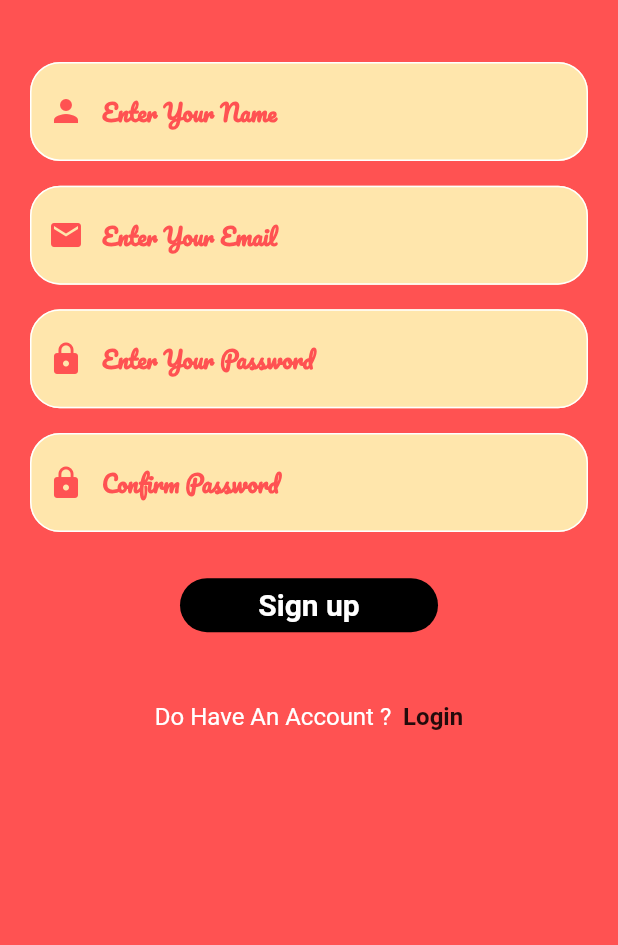
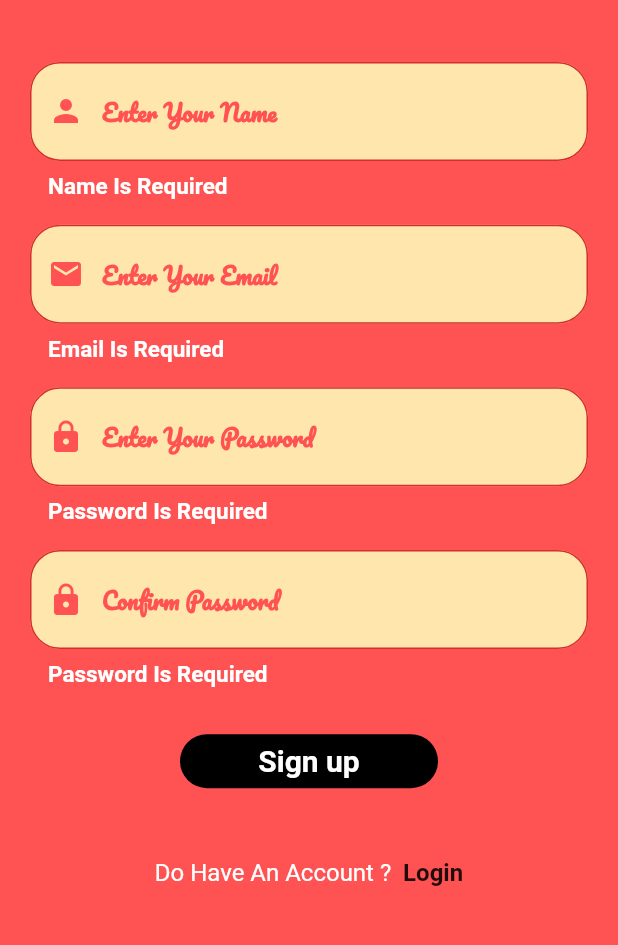
Before and after one commit to Shaaams/Store-it, a Flutter app: the SignUpScreen screen opened by its route, after a tap on "Sign up", on a phone screen of 412 x 824 dp, the part 285-1230 px from its top. Run offline on Flutter 3.47's test engine with Material 2 defaults, Android fonts, the phone set to English and light mode, and no system bars.

Commit message:
ADD custom validate && enhancement customfield

```diff
--- a/lib/SharedWidgets/custom_textfield.dart
+++ b/lib/SharedWidgets/custom_textfield.dart
@@ -1,20 +1,46 @@
 import 'package:flutter/material.dart';
 
-import '../constants.dart';
+import 'package:storeit/constants.dart';
+
 class CustomField extends StatelessWidget {
   final String hint;
   final IconData icon;
+  final Function customValidate;
+  final bool autoValidate;
+  final bool enabled;
+  final bool isPassword;
+  final bool isEmail;
+  final TextEditingController controller;
 
-  CustomField({@required this.hint, @required this.icon});
+  CustomField(
+      {@required this.hint,
+      @required this.icon,
+      this.customValidate,
+      this.autoValidate = false,
+      this.enabled = true,
+      this.controller,
+      this.isEmail = false,
+      this.isPassword = false});
 
   @override
   Widget build(BuildContext context) {
     return Padding(
       padding: const EdgeInsets.symmetric(horizontal: 20),
-      child: TextField(
+      child: TextFormField(
+        controller: controller,
+        obscureText: isPassword ? true : false,
+        enabled: enabled,
+        keyboardType: isEmail ? TextInputType.emailAddress : TextInputType.text,
+        autovalidate: this.autoValidate,
+        validator: this.customValidate,
         cursorColor: SMainColor,
         decoration: InputDecoration(
           hintText: hint,
+          errorStyle: TextStyle(
+              color: Colors.white,
+              fontSize: 15,
+              fontWeight: FontWeight.bold
+          ),
           hintStyle: TextStyle(
             fontSize: 15,
             color: SMainColor,
@@ -24,7 +50,6 @@ class CustomField extends StatelessWidget {
           prefixIcon: Icon(
             icon,
             color: SMainColor,
-
           ),
           fillColor: STextField,
           filled: true,
@@ -40,6 +65,12 @@ class CustomField extends StatelessWidget {
               color: Colors.white,
             ),
           ),
+          border: OutlineInputBorder(
+            borderRadius: BorderRadius.circular(20.0),
+            borderSide: BorderSide(
+              color: Colors.white,
+            ),
+          ),
         ),
       ),
     );
--- /dev/null
+++ b/lib/SharedWidgets/custom_validate.dart
@@ -0,0 +1,40 @@
+//Validate Of Email
+String emailValidate(String value){
+
+  Pattern pattern = r'^(([^<>()[\]\\.,;:\s@\"]+(\.[^<>()[\]\\.,;:\s@\"]+)*)|(\".+\"))@((\[[0-9]{1,3}\.[0-9]{1,3}\.[0-9]{1,3}\.[0-9]{1,3}\])|(([a-zA-Z\-0-9]+\.)+[a-zA-Z]{2,}))$';
+  RegExp regex = new RegExp(pattern);
+  if(value.isEmpty)
+    {
+      return 'Email Is Required';
+    }else if(!regex.hasMatch(value)){
+      return 'Enter Valid Email';
+  }
+  return null;
+}
+
+//Validate Of Name
+String nameValidate(String value) {
+
+  String pattern = r'^[a-z A-Z,.\-]+$';
+  RegExp regExp = new RegExp(pattern);
+  if (value.length == 0 || value.isEmpty) {
+    return 'Name Is Required';
+  } else if (!regExp.hasMatch(value)) {
+    return 'Please enter valid name';
+  }
+  return null;
+}
+
+//Validate Of Password
+String passwordValidate(String value){
+
+  Pattern pattern = r'^(?:(?=.[a-z])(?:(?=.[A-Z])(?=.[\d\W])|(?=.\W)(?=.\d))|(?=.\W)(?=.[A-Z])(?=.\d)).{8,32}$';
+  RegExp regex = new RegExp(pattern);
+
+  if (value.length < 8 || value.isEmpty) {
+    return 'Password Is Required';
+  }else if (!regex.hasMatch(value)) {
+    return 'Please enter valid password';
+  }
+  return null;
+}
--- a/lib/screens/login_screen.dart
+++ b/lib/screens/login_screen.dart
@@ -1,22 +1,27 @@
 import 'package:flutter/material.dart';
 import 'package:storeit/SharedWidgets/custom_logo.dart';
 import 'package:storeit/SharedWidgets/custom_textfield.dart';
+import 'package:storeit/SharedWidgets/custom_validate.dart';
 import 'package:storeit/constants.dart';
 import 'package:storeit/screens/signup_screen.dart';
 
-class LoginScreen extends StatefulWidget {
+class LoginScreen extends StatelessWidget {
   static String id ='LoginScreen';
-  @override
-  _LoginScreenState createState() => _LoginScreenState();
-}
+  final GlobalKey<FormState> _formKey = GlobalKey<FormState>();
+  final bool autoValidate =false ;
+  final bool enabled = true;
 
-class _LoginScreenState extends State<LoginScreen> {
+
+
   @override
   Widget build(BuildContext context) {
     double height = MediaQuery.of(context).size.height;
+
     return Scaffold(
       backgroundColor: SMainColor,
-      body: ListView(
+      body: Form(
+        key: _formKey,
+        child: ListView(
           children: <Widget>[
             CustomLogo(
               title: 'Store it',
@@ -29,15 +34,23 @@ class _LoginScreenState extends State<LoginScreen> {
               height: height * 0.1,
             ),
             CustomField(
+              enabled: enabled,
+              autoValidate: autoValidate,
               hint: 'Enter Your Email',
+              isEmail: true,
               icon: Icons.email,
+              customValidate: emailValidate,
             ),
             SizedBox(
               height: height * 0.02,
             ),
             CustomField(
+              enabled: enabled,
+              autoValidate: autoValidate,
               hint: 'Enter Your Password',
+              isPassword: true,
               icon: Icons.lock,
+              customValidate: passwordValidate,
             ),
             SizedBox(
               height: height * 0.03,
@@ -58,7 +71,7 @@ class _LoginScreenState extends State<LoginScreen> {
                   ),
                 ),
                 onPressed: (){
-
+                  _formKey.currentState.validate();
                 },
               ),
             ),
@@ -91,6 +104,7 @@ class _LoginScreenState extends State<LoginScreen> {
             ),
           ],
         ),
+      ),
     );
   }
 }
--- a/lib/screens/signup_screen.dart
+++ b/lib/screens/signup_screen.dart
@@ -1,18 +1,22 @@
 import 'package:flutter/material.dart';
 import 'package:storeit/SharedWidgets/custom_logo.dart';
 import 'package:storeit/SharedWidgets/custom_textfield.dart';
+import 'package:storeit/SharedWidgets/custom_validate.dart';
 import 'package:storeit/screens/login_screen.dart';
 
 import '../constants.dart';
 
 class SignUpScreen extends StatelessWidget {
   static String id='SignUpScreen';
+  final GlobalKey<FormState> _formKey = GlobalKey<FormState>();
   @override
   Widget build(BuildContext context) {
     double height = MediaQuery.of(context).size.height;
     return Scaffold(
       backgroundColor: SMainColor,
-      body: ListView(
+      body: Form(
+        key: _formKey,
+        child: ListView(
           children: <Widget>[
             CustomLogo(
               title: 'Store it',
@@ -27,6 +31,7 @@ class SignUpScreen extends StatelessWidget {
             CustomField(
               hint: 'Enter Your Name',
               icon: Icons.person,
+              customValidate: nameValidate,
             ),
             SizedBox(
               height: height * 0.02,
@@ -34,6 +39,8 @@ class SignUpScreen extends StatelessWidget {
             CustomField(
               hint: 'Enter Your Email',
               icon: Icons.email,
+              isEmail: true,
+              customValidate: emailValidate,
             ),
             SizedBox(
               height: height * 0.02,
@@ -41,6 +48,8 @@ class SignUpScreen extends StatelessWidget {
             CustomField(
               hint: 'Enter Your Password',
               icon: Icons.lock,
+              isPassword: true,
+              customValidate: passwordValidate,
             ),
             SizedBox(
               height: height * 0.02,
@@ -48,6 +57,8 @@ class SignUpScreen extends StatelessWidget {
             CustomField(
               hint: 'Confirm Password',
               icon: Icons.lock,
+              isPassword: true,
+              customValidate: passwordValidate,
             ),
             SizedBox(
               height: height * 0.03,
@@ -68,7 +79,7 @@ class SignUpScreen extends StatelessWidget {
                   ),
                 ),
                 onPressed: (){
-
+                    _formKey.currentState.validate();
                 },
               ),
             ),
@@ -101,6 +112,7 @@ class SignUpScreen extends StatelessWidget {
             ),
           ],
         ),
+      ),
     );
   }
 }
```
Lines whose indentation alone changed are shown as unchanged.
